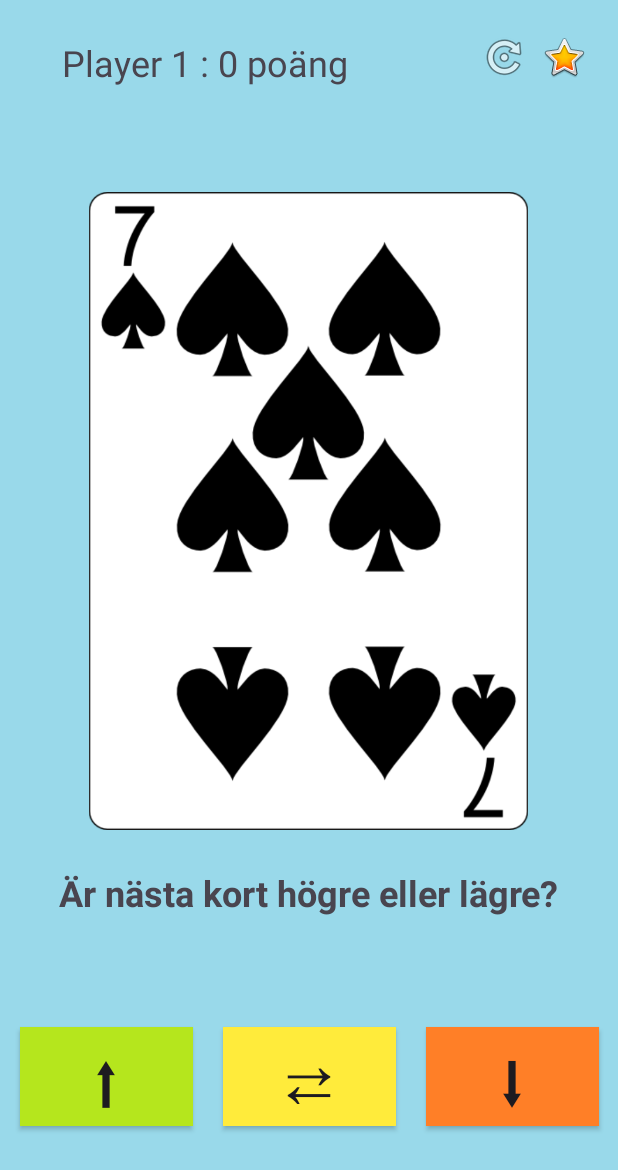
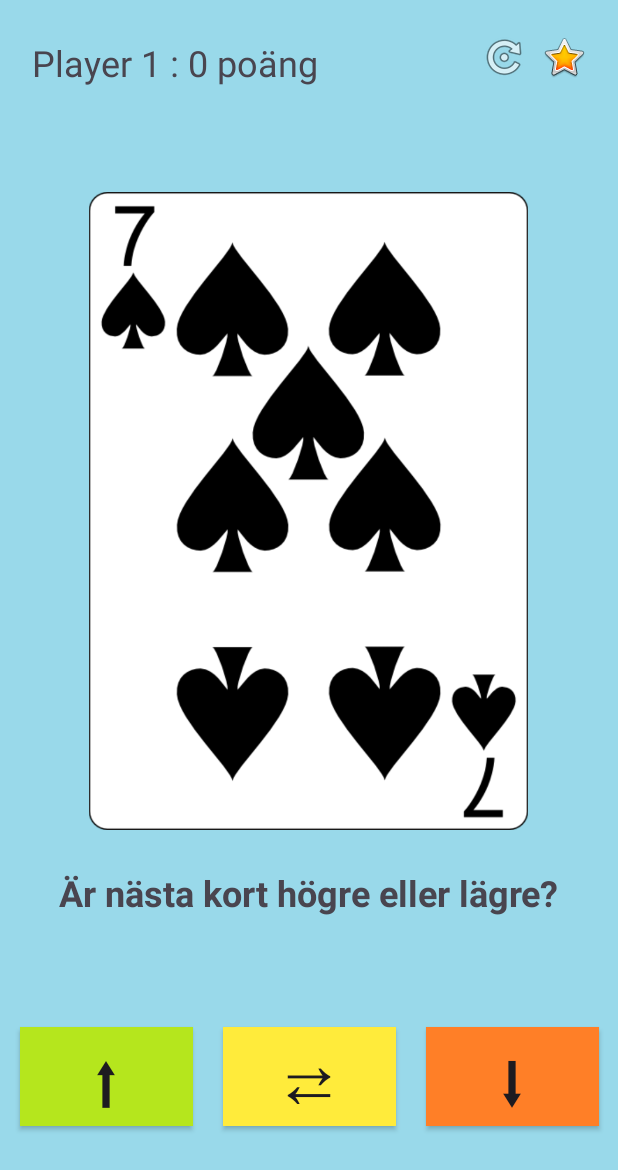
Before and after one commit to blexter/MA23_ANDROID_PROJECT_1, an Android app: the screen it shows after launch (GameActivity), after a tap on "KÖR IGÅNG!", on a phone screen of 412 x 824 dp. Shown: the top 1170 px of the screen. Run offline under Robolectric (Android 15) with nearby library versions, the phone set to English and light mode, and no system bars.

Commit message:
Fixed wrong constraint

```diff
--- a/app/src/main/res/layout/activity_game.xml
+++ b/app/src/main/res/layout/activity_game.xml
@@ -13,10 +13,8 @@
         android:layout_height="wrap_content"
         android:layout_marginStart="15dp"
         android:layout_marginTop="25dp"
-        android:layout_marginEnd="160dp"
         android:text="%username%: X poäng"
         android:textSize="24sp"
-        app:layout_constraintEnd_toEndOf="parent"
         app:layout_constraintStart_toStartOf="parent"
         app:layout_constraintTop_toTopOf="parent" />
 
```
